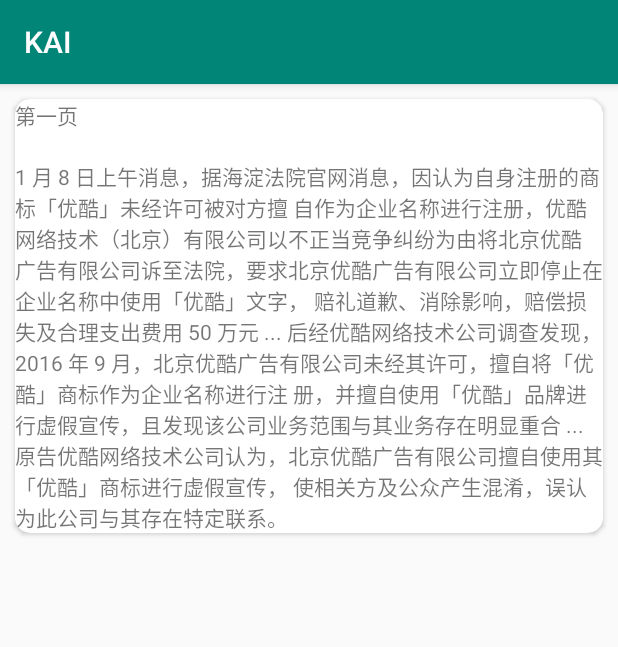
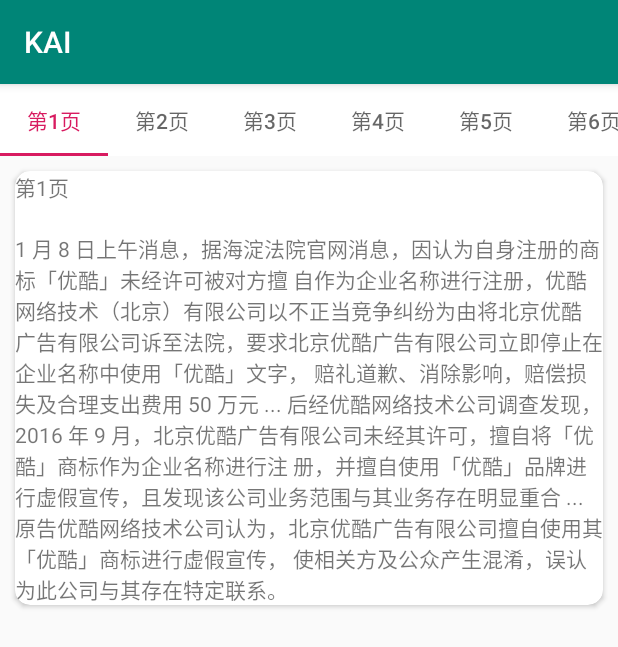
Before and after one commit to YongmingLee/kai, an Android app: the ViewPagerNormalTestActivity screen opened directly, with no data from a screen before it, on a phone screen of 412 x 824 dp. Shown: the top 647 px of the screen. Run offline under Robolectric (Android 15) with nearby library versions, the phone set to English and light mode, and no system bars.

Commit message:
ViewPager+Tab联动，及转场特效代码

```diff
--- a/app/build.gradle
+++ b/app/build.gradle
@@ -24,6 +24,7 @@ dependencies {
     implementation 'com.android.support:appcompat-v7:27.1.1'
     implementation 'com.android.support.constraint:constraint-layout:1.1.3'
     implementation 'com.android.support:cardview-v7:27.1.1'
+    implementation 'com.android.support:design:27.1.1'
     testImplementation 'junit:junit:4.12'
     androidTestImplementation 'com.android.support.test:runner:1.0.2'
     androidTestImplementation 'com.android.support.test.espresso:espresso-core:3.0.2'
--- a/app/src/main/java/com/example/yongming/activity/ActivitySubmodule/ViewPagerNormalTestActivity.java
+++ b/app/src/main/java/com/example/yongming/activity/ActivitySubmodule/ViewPagerNormalTestActivity.java
@@ -1,9 +1,12 @@
 package com.example.yongming.activity.ActivitySubmodule;
 
+import android.annotation.SuppressLint;
 import android.os.Bundle;
 import android.support.annotation.Nullable;
+import android.support.design.widget.TabLayout;
 import android.support.v4.view.ViewPager;
 import android.util.Log;
+import android.view.View;
 
 import com.example.yongming.activity.BaseActivity;
 import com.example.yongming.activity.R;
@@ -12,12 +15,20 @@ import com.example.yongming.manager.YMFieldHelper;
 import com.example.yongming.protocol.YMField;
 import java.util.ArrayList;
 
+/*
+* ViewPager 类似ScrollView，里面内容通过Adapter指定。
+* Google支持了常用的TabLayout，实现标题联动
+* */
+
 public class ViewPagerNormalTestActivity extends BaseActivity implements ViewPager.OnPageChangeListener {
 
     private ArrayList<String> lists = new ArrayList<>();
 
     @YMField(R.id.atnv_viewpager)
     public ViewPager viewPager;
+
+    @YMField(R.id.atnv_tablayout)
+    public TabLayout tabLayout;
 
     @Override
     protected void onCreate(@Nullable Bundle savedInstanceState) {
@@ -26,12 +37,28 @@ public class ViewPagerNormalTestActivity extends BaseActivity implements ViewPag
 
         YMFieldHelper.processAnnotation(this.getClass(), this, this);
 
-        lists.add("第一页");
-        lists.add("第二页");
-        lists.add("第三页");
+        for (int i = 0; i < 15; i ++) {
+            String name = "第" + (i+1) + "页";
+            lists.add(name);
+        }
 
+        // 关联ViewPager 和 Adapter
         viewPager.setAdapter(new ViewPagerNormalAdapter(this, lists));
         viewPager.addOnPageChangeListener(this);
+
+        // 添加Tab item
+        for (String name : lists) {
+
+            TabLayout.Tab tab = tabLayout.newTab();
+            tab.setText(name);
+            tabLayout.addTab(tab);
+        }
+
+        // 设置关联联动
+        tabLayout.setupWithViewPager(viewPager, false);
+
+        // 设置转场动画
+        viewPager.setPageTransformer(false, new ZoomOutPageTransformer());
     }
 
     @Override
@@ -48,4 +75,45 @@ public class ViewPagerNormalTestActivity extends BaseActivity implements ViewPag
     public void onPageScrollStateChanged(int state) {
         Log.i("vpnta", "state:" + state);
     }
+
+    public class ZoomOutPageTransformer implements ViewPager.PageTransformer
+    {
+        private static final float MIN_SCALE = 0.85f;
+        private static final float MIN_ALPHA = 0.5f;
+        @SuppressLint("NewApi")
+        public void transformPage(View view, float position)
+        {
+            int pageWidth = view.getWidth();
+            int pageHeight = view.getHeight();
+            Log.e("TAG", view + " , " + position + "");
+            if (position < -1)
+            { // [-Infinity,-1)
+                // This page is way off-screen to the left.
+                view.setAlpha(0);
+            } else if (position <= 1) //a页滑动至b页 ； a页从 0.0 -1 ；b页从1 ~ 0.0
+            { // [-1,1]
+                // Modify the default slide transition to shrink the page as well
+                float scaleFactor = Math.max(MIN_SCALE, 1 - Math.abs(position));
+                float vertMargin = pageHeight * (1 - scaleFactor) / 2;
+                float horzMargin = pageWidth * (1 - scaleFactor) / 2;
+                if (position < 0)
+                {
+                    view.setTranslationX(horzMargin - vertMargin / 2);
+                } else
+                {
+                    view.setTranslationX(-horzMargin + vertMargin / 2);
+                }
+                // Scale the page down (between MIN_SCALE and 1)
+                view.setScaleX(scaleFactor);
+                view.setScaleY(scaleFactor);
+                // Fade the page relative to its size.
+                view.setAlpha(MIN_ALPHA + (scaleFactor - MIN_SCALE)
+                        / (1 - MIN_SCALE) * (1 - MIN_ALPHA));
+            } else
+            { // (1,+Infinity]
+                // This page is way off-screen to the right.
+                view.setAlpha(0);
+            }
+        }
+    }
 }
--- a/app/src/main/res/layout/activity_test_normal_viewpager.xml
+++ b/app/src/main/res/layout/activity_test_normal_viewpager.xml
@@ -1,7 +1,19 @@
 <?xml version="1.0" encoding="utf-8"?>
 <LinearLayout xmlns:android="http://schemas.android.com/apk/res/android"
-    android:orientation="vertical" android:layout_width="match_parent"
+    xmlns:app="http://schemas.android.com/apk/res-auto"
+    android:orientation="vertical"
+    android:layout_width="match_parent"
     android:layout_height="match_parent">
+
+
+    <android.support.design.widget.TabLayout
+        android:id="@+id/atnv_tablayout"
+        style="@style/NormalViewPagerTablayout"
+        app:tabMode="scrollable"
+        android:layout_width="match_parent"
+        android:layout_height="wrap_content">
+
+    </android.support.design.widget.TabLayout>
 
     <android.support.v4.view.ViewPager
         android:id="@+id/atnv_viewpager"
--- a/app/src/main/res/values/styles.xml
+++ b/app/src/main/res/values/styles.xml
@@ -8,4 +8,12 @@
         <item name="colorAccent">@color/colorAccent</item>
     </style>
 
+    <style name="NormalViewPagerTablayout" parent="Base.Widget.Design.TabLayout">
+        <item name="tabBackground">@color/colorWhite</item>
+        <item name="tabIndicatorColor">@color/colorAccent</item>
+        <item name="tabIndicatorHeight">2dp</item>
+        <item name="tabSelectedTextColor">@color/colorAccent</item>
+        <item name="android:textColor">@color/colorAccent</item>
+    </style>
+
 </resources>
```
Also changed, not shown: app/src/main/java/com/example/yongming/adapter/ViewPagerNormalAdapter.java (+9 -3 lines).
